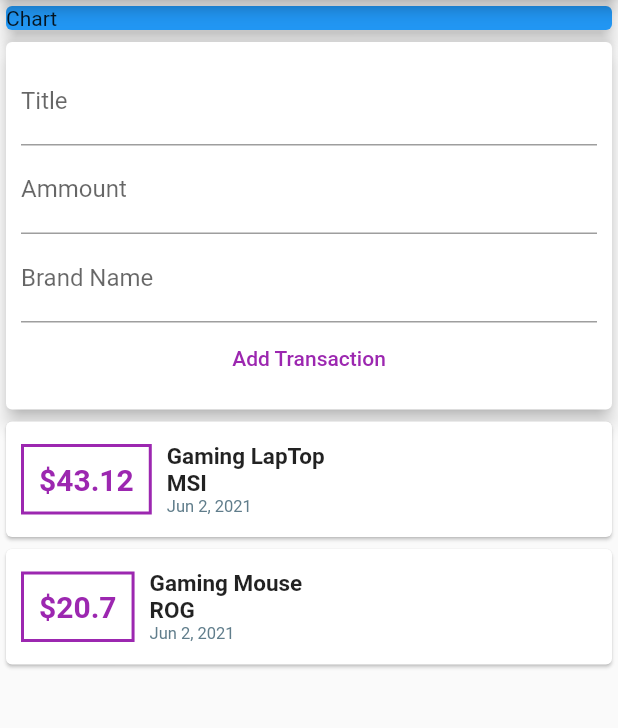
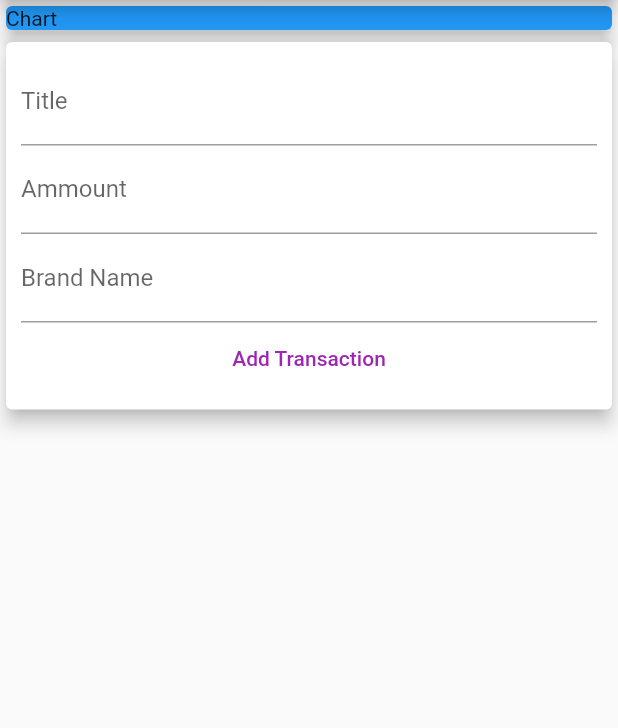
Before and after one commit to Hamjeth68/Flutter-Expenses-App, a Flutter app: the screen it shows after launch, on a phone screen of 412 x 824 dp, the part 84-812 px from its top. Run offline on Flutter 3.47's test engine with Material 2 defaults, Android fonts, the phone set to English and light mode, and no system bars.

```diff
--- a/lib/main.dart
+++ b/lib/main.dart
@@ -1,3 +1,4 @@
+//Flutter imports
 import 'package:flutter/material.dart';
 import 'package:intl/intl.dart';
 //my files
@@ -17,27 +18,9 @@ class MyApp extends StatelessWidget {
 
 //soon this will change to a StatefulWidget
 class MyHomePage extends StatelessWidget {
-  final List<Transaction> transactions = [
-    Transaction(
-      id: '01id',
-      title: 'Gaming LapTop',
-      ammount: 43.12,
-      date: DateTime.now(),
-      brandName: 'MSI',
-    ),
-    Transaction(
-      id: '02d',
-      title: 'Gaming Mouse',
-      ammount: 20.7,
-      date: DateTime.now(),
-      brandName: 'ROG',
-    )
-  ];
+  final List<Transaction> transactions = [];
 
-  //late String titleInput;
-  //late String ammountInput;
-  //late String brandInput;
-
+  //Controller properties
   final titleController = TextEditingController();
   final ammountController = TextEditingController();
   final brandNameControlller = TextEditingController();
@@ -52,6 +35,7 @@ class MyHomePage extends StatelessWidget {
         //mainAxisAlignment: MainAxisAlignment.start,
         //crossAxisAlignment: CrossAxisAlignment.stretch,
         children: <Widget>[
+          //the chart
           Container(
             width: double.infinity,
             child: Card(
```
Also changed, not shown: lib/widgets/Transactions_list.dart (added, +35 -0 lines), lib/Transactions_list.dart (deleted).
